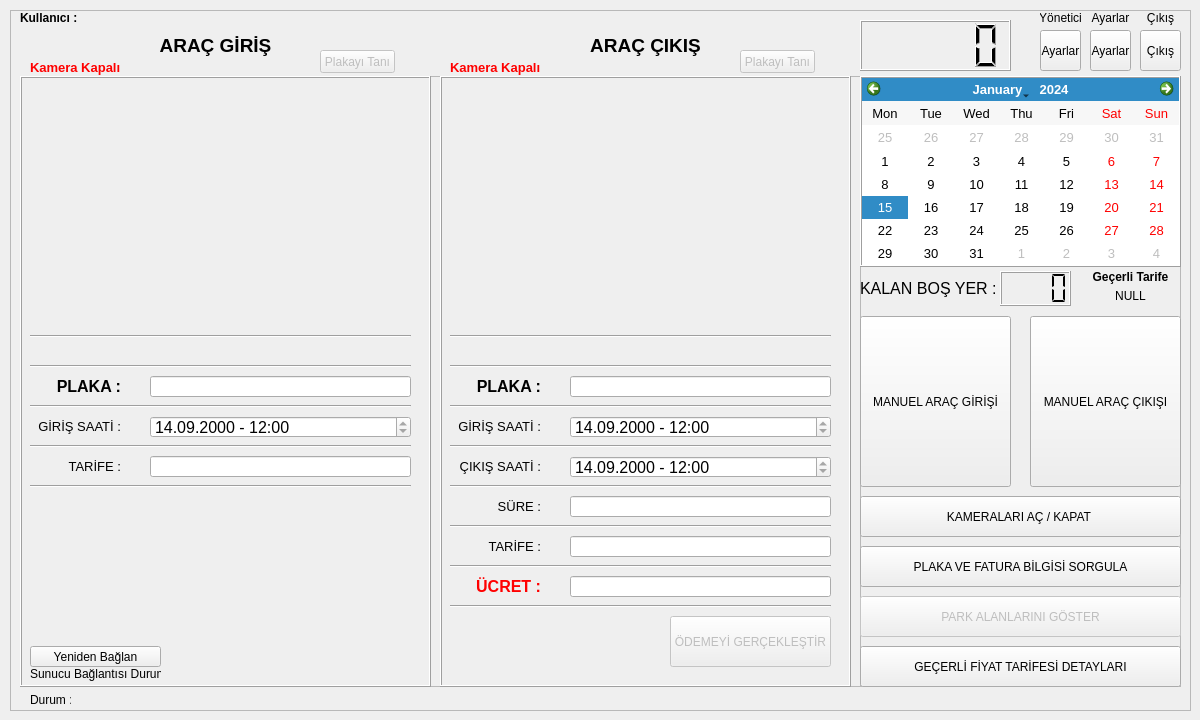
First picture: the form in forms/applicationwindow.ui, repository ydcpp/ParkingLotManagement, before the edit.
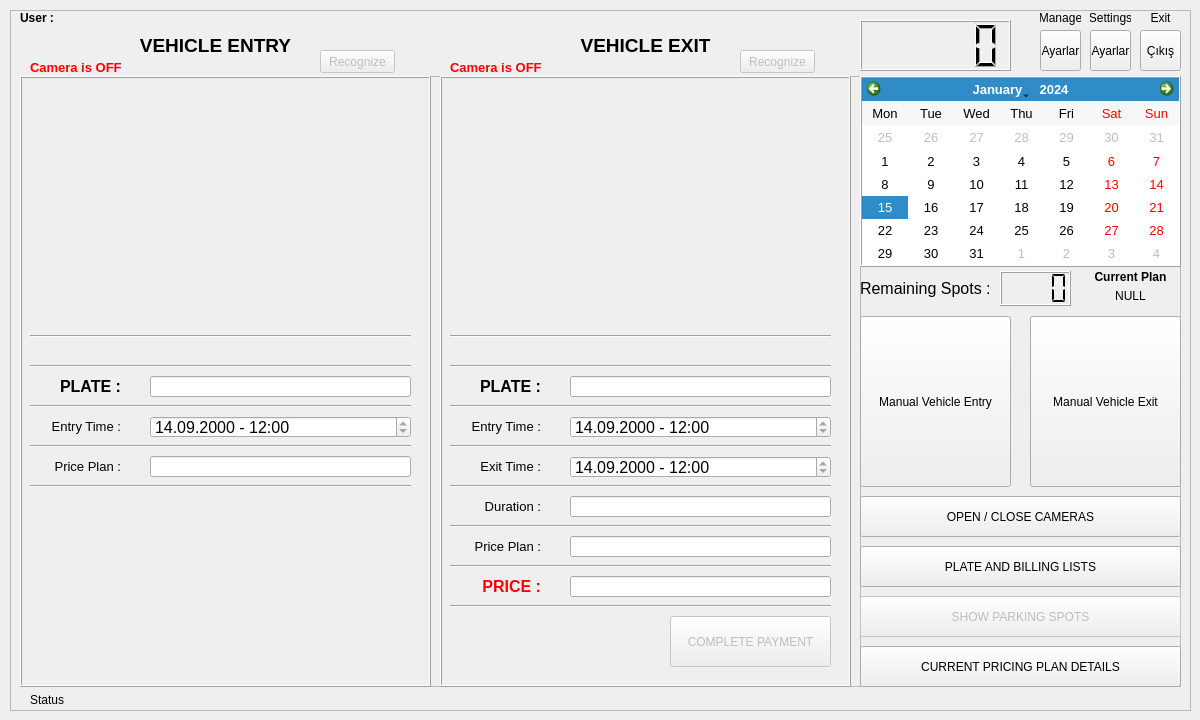
Second picture: the form after the edit. Icons and pictures are not drawn. Custom widgets are drawn as their Qt base class.

```diff
--- a/forms/applicationwindow.ui
+++ b/forms/applicationwindow.ui
@@ -91,7 +91,7 @@
        <string notr="true"/>
       </property>
       <property name="text">
-       <string>MANUEL ARAÇ GİRİŞİ</string>
+       <string>Manual Vehicle Entry</string>
       </property>
       <property name="icon">
        <iconset>
@@ -117,7 +117,7 @@
        </rect>
       </property>
       <property name="text">
-       <string>MANUEL ARAÇ ÇIKIŞI</string>
+       <string>Manual Vehicle Exit</string>
       </property>
       <property name="icon">
        <iconset>
@@ -148,7 +148,7 @@
        </font>
       </property>
       <property name="text">
-       <string>KALAN BOŞ YER : </string>
+       <string>Remaining Spots :</string>
       </property>
      </widget>
      <widget class="QLCDNumber" name="lcdNumber_freespacecount">
@@ -240,7 +240,7 @@
        </font>
       </property>
       <property name="text">
-       <string>Geçerli Tarife</string>
+       <string>Current Plan</string>
       </property>
       <property name="alignment">
        <set>Qt::AlignCenter</set>
@@ -278,7 +278,7 @@
        <string notr="true"/>
       </property>
       <property name="text">
-       <string>PLAKA VE FATURA BİLGİSİ SORGULA</string>
+       <string>        PLATE AND BILLING LISTS        </string>
       </property>
       <property name="icon">
        <iconset>
@@ -304,7 +304,7 @@
        </rect>
       </property>
       <property name="text">
-       <string>       PARK ALANLARINI GÖSTER       </string>
+       <string>        SHOW PARKING SPOTS        </string>
       </property>
       <property name="icon">
        <iconset>
@@ -330,7 +330,7 @@
        </rect>
       </property>
       <property name="text">
-       <string>        KAMERALARI AÇ / KAPAT         </string>
+       <string>        OPEN / CLOSE CAMERAS        </string>
       </property>
       <property name="icon">
        <iconset>
@@ -353,7 +353,7 @@
        </rect>
       </property>
       <property name="text">
-       <string>GEÇERLİ FİYAT TARİFESİ DETAYLARI</string>
+       <string>CURRENT PRICING PLAN DETAILS</string>
       </property>
       <property name="icon">
        <iconset>
@@ -399,7 +399,7 @@
        </font>
       </property>
       <property name="text">
-       <string>PLAKA :</string>
+       <string>PLATE :</string>
       </property>
       <property name="alignment">
        <set>Qt::AlignRight|Qt::AlignTrailing|Qt::AlignVCenter</set>
@@ -473,45 +473,6 @@
        <enum>Qt::Horizontal</enum>
       </property>
      </widget>
-     <widget class="QPushButton" name="pushButton_reconnect">
-      <property name="geometry">
-       <rect>
-        <x>10</x>
-        <y>570</y>
-        <width>131</width>
-        <height>21</height>
-       </rect>
-      </property>
-      <property name="text">
-       <string>Yeniden Bağlan</string>
-      </property>
-     </widget>
-     <widget class="QLabel" name="label_22">
-      <property name="geometry">
-       <rect>
-        <x>10</x>
-        <y>590</y>
-        <width>131</width>
-        <height>16</height>
-       </rect>
-      </property>
-      <property name="text">
-       <string>Sunucu Bağlantısı Durumu :</string>
-      </property>
-     </widget>
-     <widget class="QLabel" name="label_connectionstatus">
-      <property name="geometry">
-       <rect>
-        <x>150</x>
-        <y>590</y>
-        <width>251</width>
-        <height>16</height>
-       </rect>
-      </property>
-      <property name="text">
-       <string/>
-      </property>
-     </widget>
      <widget class="QCameraViewfinder" name="camera_vehicle_in" native="true">
       <property name="geometry">
        <rect>
@@ -672,7 +633,7 @@
        </font>
       </property>
       <property name="text">
-       <string>GİRİŞ SAATİ :</string>
+       <string>Entry Time :</string>
       </property>
       <property name="alignment">
        <set>Qt::AlignRight|Qt::AlignTrailing|Qt::AlignVCenter</set>
@@ -695,7 +656,7 @@
        </font>
       </property>
       <property name="text">
-       <string>TARİFE :</string>
+       <string>Price Plan :</string>
       </property>
       <property name="alignment">
        <set>Qt::AlignRight|Qt::AlignTrailing|Qt::AlignVCenter</set>
@@ -776,7 +737,7 @@
        </font>
       </property>
       <property name="text">
-       <string>PLAKA :</string>
+       <string>PLATE :</string>
       </property>
       <property name="alignment">
        <set>Qt::AlignRight|Qt::AlignTrailing|Qt::AlignVCenter</set>
@@ -852,7 +813,7 @@
        </font>
       </property>
       <property name="text">
-       <string>SÜRE :</string>
+       <string>Duration :</string>
       </property>
       <property name="alignment">
        <set>Qt::AlignRight|Qt::AlignTrailing|Qt::AlignVCenter</set>
@@ -875,7 +836,7 @@
        </font>
       </property>
       <property name="text">
-       <string>GİRİŞ SAATİ :</string>
+       <string>Entry Time :</string>
       </property>
       <property name="alignment">
        <set>Qt::AlignRight|Qt::AlignTrailing|Qt::AlignVCenter</set>
@@ -911,7 +872,7 @@
        </font>
       </property>
       <property name="text">
-       <string>ÇIKIŞ SAATİ :</string>
+       <string>Exit Time :</string>
       </property>
       <property name="alignment">
        <set>Qt::AlignRight|Qt::AlignTrailing|Qt::AlignVCenter</set>
@@ -1081,7 +1042,7 @@
        <string notr="true">color : red;</string>
       </property>
       <property name="text">
-       <string>ÜCRET :</string>
+       <string>PRICE :</string>
       </property>
       <property name="alignment">
        <set>Qt::AlignRight|Qt::AlignTrailing|Qt::AlignVCenter</set>
@@ -1190,7 +1151,7 @@
        </font>
       </property>
       <property name="text">
-       <string>TARİFE :</string>
+       <string>Price Plan :</string>
       </property>
       <property name="alignment">
        <set>Qt::AlignRight|Qt::AlignTrailing|Qt::AlignVCenter</set>
@@ -1241,7 +1202,7 @@
        </font>
       </property>
       <property name="text">
-       <string>ÖDEMEYİ GERÇEKLEŞTİR</string>
+       <string>COMPLETE PAYMENT</string>
       </property>
      </widget>
     </widget>
@@ -1344,7 +1305,7 @@
      </rect>
     </property>
     <property name="text">
-     <string>Çıkış</string>
+     <string>Exit</string>
     </property>
     <property name="alignment">
      <set>Qt::AlignCenter</set>
@@ -1360,7 +1321,7 @@
      </rect>
     </property>
     <property name="text">
-     <string>Ayarlar</string>
+     <string>Settings</string>
     </property>
     <property name="alignment">
      <set>Qt::AlignCenter</set>
@@ -1405,7 +1366,7 @@
      </font>
     </property>
     <property name="text">
-     <string>ARAÇ GİRİŞ</string>
+     <string>VEHICLE ENTRY</string>
     </property>
     <property name="alignment">
      <set>Qt::AlignCenter</set>
@@ -1428,7 +1389,7 @@
      </font>
     </property>
     <property name="text">
-     <string>ARAÇ ÇIKIŞ</string>
+     <string>VEHICLE EXIT</string>
     </property>
     <property name="alignment">
      <set>Qt::AlignCenter</set>
@@ -1444,7 +1405,7 @@
      </rect>
     </property>
     <property name="text">
-     <string>Yönetici</string>
+     <string>Manage</string>
     </property>
     <property name="alignment">
      <set>Qt::AlignCenter</set>
@@ -1488,9 +1449,9 @@
    <widget class="QLabel" name="label_user">
     <property name="geometry">
      <rect>
-      <x>70</x>
+      <x>60</x>
       <y>0</y>
-      <width>261</width>
+      <width>271</width>
       <height>16</height>
      </rect>
     </property>
@@ -1508,7 +1469,7 @@
      <rect>
       <x>10</x>
       <y>0</y>
-      <width>61</width>
+      <width>41</width>
       <height>16</height>
      </rect>
     </property>
@@ -1519,7 +1480,7 @@
      </font>
     </property>
     <property name="text">
-     <string>Kullanıcı : </string>
+     <string>User : </string>
     </property>
    </widget>
    <widget class="QLabel" name="label_cam_in_status">
@@ -1542,7 +1503,7 @@
      <string notr="true">color:red;</string>
     </property>
     <property name="text">
-     <string>Kamera Kapalı</string>
+     <string>Camera is OFF</string>
     </property>
     <property name="alignment">
      <set>Qt::AlignLeading|Qt::AlignLeft|Qt::AlignTop</set>
@@ -1568,7 +1529,7 @@
      <string notr="true">color:red;</string>
     </property>
     <property name="text">
-     <string>Kamera Kapalı</string>
+     <string>Camera is OFF</string>
     </property>
     <property name="alignment">
      <set>Qt::AlignLeading|Qt::AlignLeft|Qt::AlignTop</set>
@@ -1587,7 +1548,7 @@
      </rect>
     </property>
     <property name="text">
-     <string>Plakayı Tanı</string>
+     <string>Recognize</string>
     </property>
    </widget>
    <widget class="QPushButton" name="pushButton_plakatani_out">
@@ -1603,7 +1564,7 @@
      </rect>
     </property>
     <property name="text">
-     <string>Plakayı Tanı</string>
+     <string>Recognize</string>
     </property>
    </widget>
    <widget class="QLabel" name="label_status">
@@ -1658,7 +1619,7 @@
      </size>
     </property>
     <property name="text">
-     <string>Durum :</string>
+     <string>Status  :</string>
     </property>
     <property name="alignment">
      <set>Qt::AlignLeading|Qt::AlignLeft|Qt::AlignVCenter</set>
```
Left out of the diff: 215 changed lines with no effect on the pictures.
